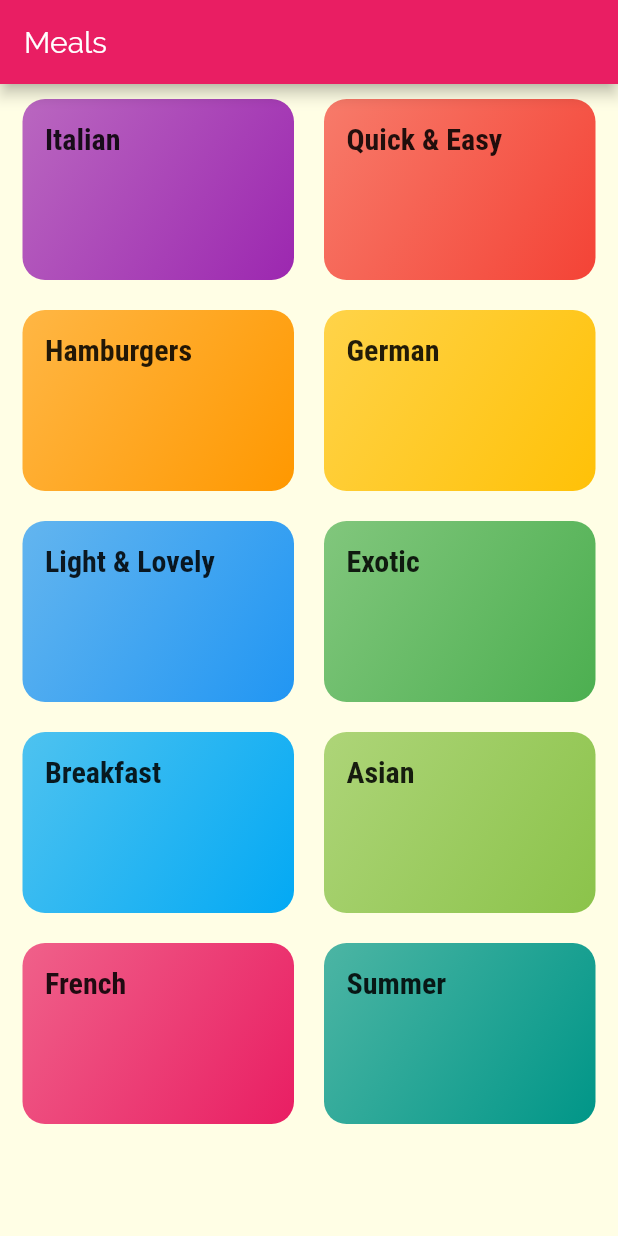
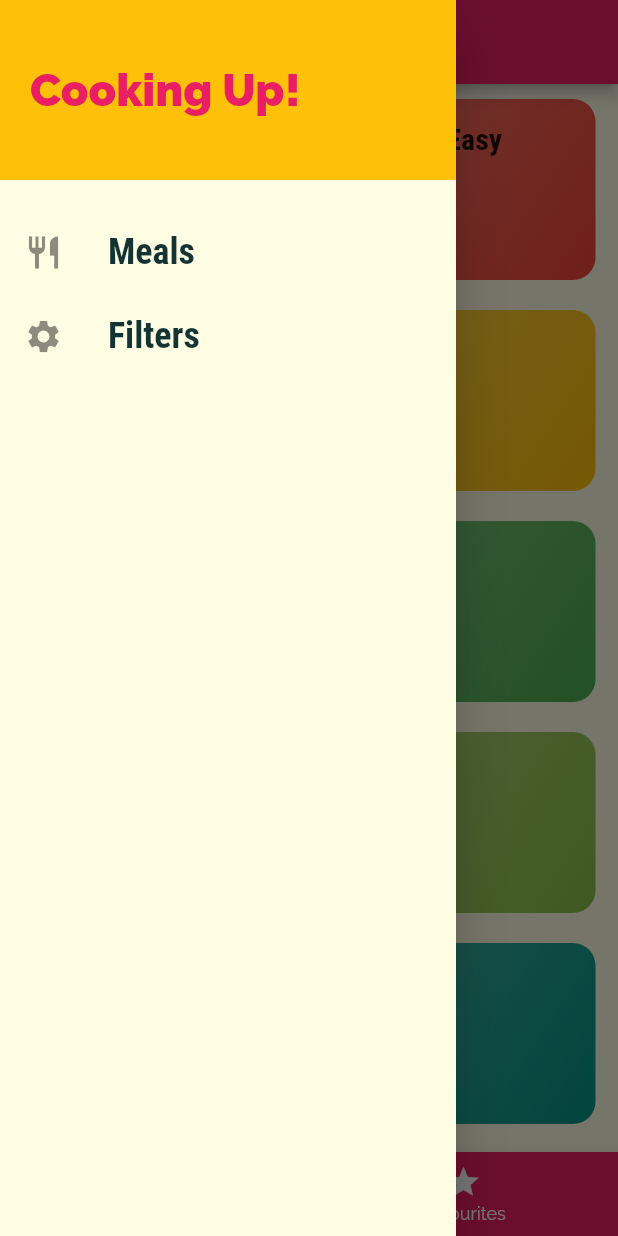
Before and after one commit to iBhavesh/Flutter-Meal-App, a Flutter app: the screen it shows after launch, with the side drawer open (before the commit the screen has no drawer), on a phone screen of 412 x 824 dp. Run offline on Flutter 3.47's test engine with Material 2 defaults, Android fonts, the phone set to English and light mode, and no system bars.

Commit message:
Add Drawer, add delete functionality

```diff
--- a/lib/routes.dart
+++ b/lib/routes.dart
@@ -1,13 +1,16 @@
-
-
 import 'package:flutter/cupertino.dart';
 
-import './screens/categories_screen/categories_screen.dart';
+// import './screens/categories_screen/categories_screen.dart';
 import './screens/category_meals_screen/category_meals_screen.dart';
 import './screens/meal_detail_screen/meal_detail_screen.dart';
+import './screens/tabs_screen/tabs_screen.dart';
+import 'screens/filters_screen/filters_screen.dart';
 
-final Map<String,WidgetBuilder>routes = {
-  CategoriesScreen.routeName : (BuildContext context) => CategoriesScreen(),
-  CategoryMealsScreen.routeName : (BuildContext context) => CategoryMealsScreen(),
-  MealDetailScreen.routeName : (BuildContext context) => MealDetailScreen(),
+final Map<String, WidgetBuilder> routes = {
+  '/': (BuildContext context) => TabsScreen(),
+  // CategoriesScreen.routeName : (BuildContext context) => CategoriesScreen(),
+  CategoryMealsScreen.routeName: (BuildContext context) =>
+      CategoryMealsScreen(),
+  MealDetailScreen.routeName: (BuildContext context) => MealDetailScreen(),
+  FiltersScreen.routeName: (BuildContext context) => FiltersScreen(),
 };
--- a/lib/screens/categories_screen/categories_screen.dart
+++ b/lib/screens/categories_screen/categories_screen.dart
@@ -4,17 +4,10 @@ import 'components/category_item.dart';
 import '../../data/dummy_data.dart';
 
 class CategoriesScreen extends StatelessWidget {
-
   static const String routeName = "/";
   @override
   Widget build(BuildContext context) {
-    return Scaffold(
-      appBar: AppBar(
-        title: const Text(
-          'Meals',
-        ),
-      ),
-      body: GridView(
+    return GridView(
       padding: const EdgeInsets.only(
         left: 15,
         right: 15,
@@ -36,7 +29,6 @@ class CategoriesScreen extends StatelessWidget {
         crossAxisSpacing: 20,
         mainAxisSpacing: 20,
       ),
-      ),
     );
   }
 }
--- /dev/null
+++ b/lib/screens/filters_screen/filters_screen.dart
@@ -0,0 +1,18 @@
+import 'package:flutter/material.dart';
+import '../../widgets/custom_drawer.dart';
+
+class FiltersScreen extends StatelessWidget {
+  static const routeName = "/filters-screen";
+  @override
+  Widget build(BuildContext context) {
+    return Scaffold(
+      appBar: AppBar(
+        title: Text('Filters'),
+      ),
+      drawer: CustomDrawer(),
+      body: Center(
+        child: Text('Filters'),
+      ),
+    );
+  }
+}
--- a/lib/screens/meal_detail_screen/meal_detail_screen.dart
+++ b/lib/screens/meal_detail_screen/meal_detail_screen.dart
@@ -80,6 +80,12 @@ class MealDetailScreen extends StatelessWidget {
           ),
         ],
       ),
+
+      floatingActionButton: FloatingActionButton(onPressed: () {
+        Navigator.of(context).pop(mealId);
+      },
+      child: Icon(Icons.delete),
+      ),
     );
   }
 }
--- a/lib/screens/route_not_found_screen/route_not_found_screen.dart
+++ b/lib/screens/route_not_found_screen/route_not_found_screen.dart
@@ -2,7 +2,10 @@ import 'package:flutter/material.dart';
 
 class RouteNotFoundScreen extends StatelessWidget {
   void backToHome(BuildContext context) {
-    Navigator.of(context).popUntil((route) => route.settings.name == "/");
+    if(Navigator.of(context).canPop())
+      Navigator.of(context).popUntil((route) => route.settings.name == "/");
+    else
+      Navigator.of(context).pushReplacementNamed("/");
   }
 
   @override
--- /dev/null
+++ b/lib/screens/tabs_screen/tabs_screen.dart
@@ -0,0 +1,61 @@
+import 'package:flutter/material.dart';
+
+import '../categories_screen/categories_screen.dart';
+import '../favourites_screen/favourites_screen.dart';
+import '../../widgets/custom_drawer.dart';
+
+class TabsScreen extends StatefulWidget {
+  @override
+  _TabsScreenState createState() => _TabsScreenState();
+}
+
+class _TabsScreenState extends State<TabsScreen> {
+  final List<Map<String, Object>> _pages = [
+    {
+      'page': CategoriesScreen(),
+      'title': 'Meals',
+    },
+    {
+      'page': FavouritesScreen(),
+      'title': 'Your Favourites',
+    },
+  ];
+  int _selectedPageIndex = 0;
+  void _selectPage(int index) {
+    setState(() {
+      _selectedPageIndex = index;
+    });
+  }
+
+  @override
+  Widget build(BuildContext context) {
+    return Scaffold(
+      appBar: AppBar(
+        title: Text(_pages[_selectedPageIndex]['title']),
+      ),
+      body: _pages[_selectedPageIndex]['page'],
+      bottomNavigationBar: buildBottomNavigationBar(context),
+      drawer: CustomDrawer(),
+    );
+  }
+
+  BottomNavigationBar buildBottomNavigationBar(BuildContext context) {
+    return BottomNavigationBar(
+      backgroundColor: Theme.of(context).primaryColor,
+      unselectedItemColor: Colors.white,
+      selectedItemColor: Theme.of(context).accentColor,
+      currentIndex: _selectedPageIndex,
+      onTap: _selectPage,
+      items: [
+        BottomNavigationBarItem(
+          icon: Icon(Icons.category),
+          label: "Categories",
+        ),
+        BottomNavigationBarItem(
+          icon: Icon(Icons.star),
+          label: "Favourites",
+        ),
+      ],
+    );
+  }
+}
--- /dev/null
+++ b/lib/widgets/custom_drawer.dart
@@ -0,0 +1,56 @@
+import 'package:flutter/material.dart';
+
+import '../screens/filters_screen/filters_screen.dart';
+
+class CustomDrawer extends StatelessWidget {
+  @override
+  Widget build(BuildContext context) {
+    return Drawer(
+        child: Column(
+      children: [
+        Container(
+          height: 120,
+          padding: EdgeInsets.all(20),
+          width: double.infinity,
+          alignment: Alignment.centerLeft,
+          color: Theme.of(context).accentColor,
+          child: Text(
+            'Cooking Up!',
+            style: TextStyle(
+              fontSize: 30,
+              color: Theme.of(context).primaryColor,
+              fontWeight: FontWeight.w900,
+            ),
+          ),
+        ),
+        SizedBox(
+          height: 20,
+        ),
+        buildListTile('Meals',Icons.restaurant,() {
+          Navigator.of(context).pushReplacementNamed('/');
+        }),
+        buildListTile('Filters',Icons.settings,() {
+          Navigator.of(context).pushReplacementNamed(FiltersScreen.routeName);
+        }),
+      ],
+    ));
+  }
+
+  ListTile buildListTile(String title,IconData icon, Function tapHandler) {
+    return ListTile(
+        onTap: tapHandler,
+        leading: Icon(
+          icon,
+          size: 26,
+        ),
+        title: Text(
+          title,
+          style: TextStyle(
+            fontFamily: 'RobotoCondensed',
+            fontWeight: FontWeight.bold,
+            fontSize: 24,
+          ),
+        ),
+      );
+  }
+}
```
Also changed, not shown: lib/screens/category_meals_screen/category_meals_screen.dart (+40 -19 lines), lib/screens/category_meals_screen/components/meal_item.dart (+10 -2 lines), lib/screens/favourites_screen/favourites_screen.dart (added, +10 -0 lines), 1 other file. Lines whose indentation alone changed are shown as unchanged.
